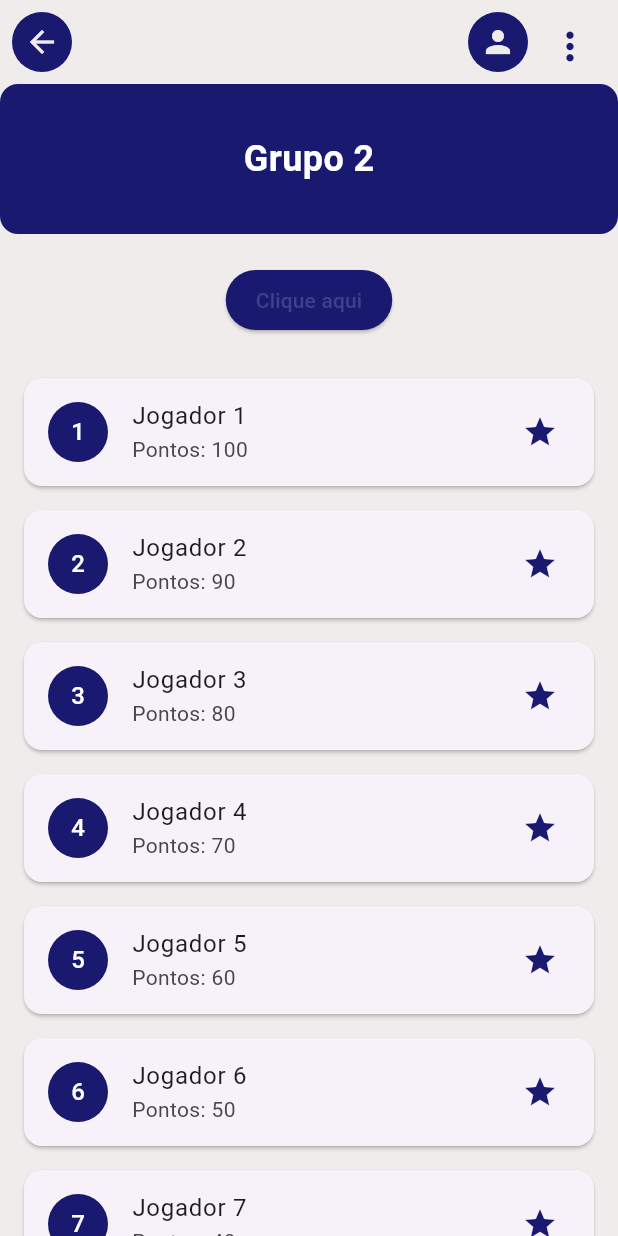
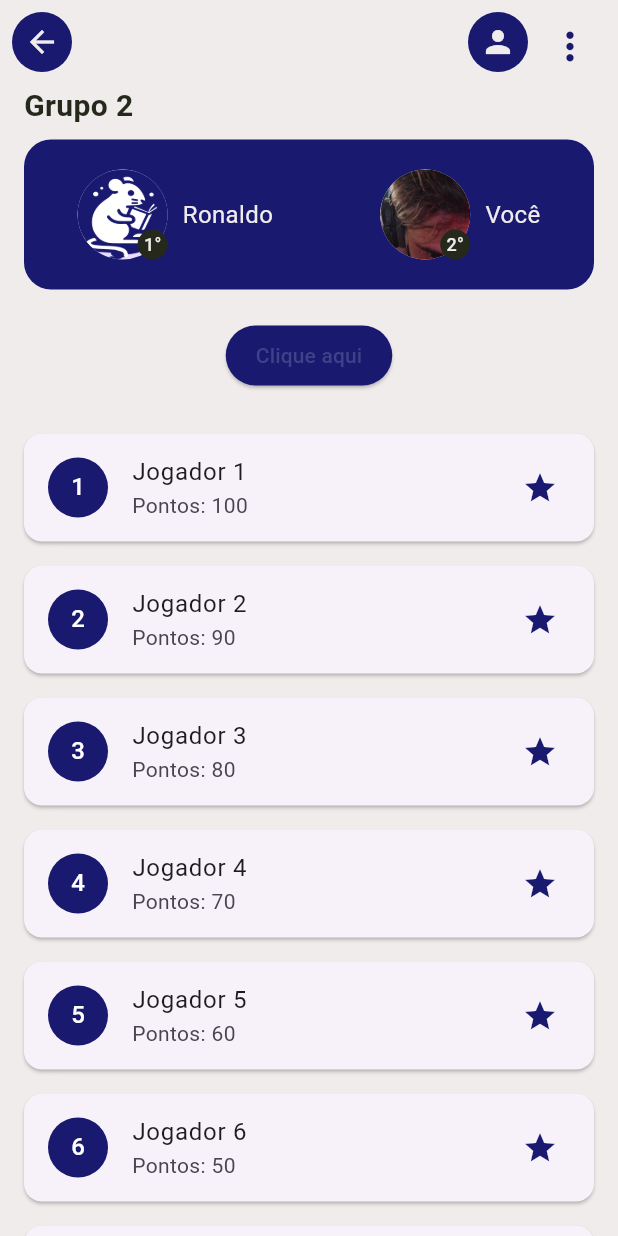
Before and after one commit to notsogreatdavi/DSI-2024.2, a Flutter app: the RankingScreen screen opened by its route, on a phone screen of 412 x 824 dp. Run offline on Flutter 3.47's test engine with Material 3 defaults, Android fonts, the phone set to English and light mode, and no system bars; our stand-ins replace supabase_flutter; accounts and stored records are empty; network calls fail.

Commit message:
Atualizei as telas de ranking, onboarding e login

```diff
--- a/flutter_application_1/lib/src/features/login/login_screen.dart
+++ b/flutter_application_1/lib/src/features/login/login_screen.dart
@@ -22,7 +22,7 @@ class _LoginPageState extends State<LoginPage> {
 
       if (response.session != null) {
         // Login bem-sucedido: redirecionar para a tela de ranking
-        Navigator.pushReplacementNamed(context, '/tela_ranking');
+        Navigator.pushReplacementNamed(context, '/home');
       } else {
         _showMessage('Erro ao realizar login: ${response.error?.message}');
       }
--- a/flutter_application_1/lib/src/features/onboarding/onboarding_screen.dart
+++ b/flutter_application_1/lib/src/features/onboarding/onboarding_screen.dart
@@ -41,7 +41,9 @@ class OnboardingScreen extends StatelessWidget {
                 width: 170,
                 height: 40,
                 child: ElevatedButton(
-                  onPressed: () {},
+                  onPressed: () {
+                    Navigator.pushReplacementNamed(context, '/login');
+                  },
                   style: ElevatedButton.styleFrom(
                     backgroundColor: AppColors.laranja,
                   ),
@@ -59,7 +61,9 @@ class OnboardingScreen extends StatelessWidget {
                 width: 170,
                 height: 40,
                 child: OutlinedButton(
-                  onPressed: () {},
+                  onPressed: () {
+                    Navigator.pushReplacementNamed(context, '/cadastro');
+                  },
                   style: OutlinedButton.styleFrom(
                     side: const BorderSide(color: AppColors.laranja),
                   ),
--- a/flutter_application_1/lib/src/features/ranking/ranking_screen.dart
+++ b/flutter_application_1/lib/src/features/ranking/ranking_screen.dart
@@ -57,20 +57,108 @@ class RankingScreen extends StatelessWidget {
       backgroundColor: AppColors.branco,
       body: Column(
         children: [
-          Container(
+          Padding(
+            padding: const EdgeInsets.symmetric(horizontal: 16, vertical: 0),
+            child: Column(
+                crossAxisAlignment: CrossAxisAlignment.start,
+              children: [
+                Align(alignment: Alignment.centerLeft),
+                Text(
+                  'Grupo 2',
+                  style: TextStyle(
+                    color: AppColors.pretoClaro,
+                    fontSize: 20,
+                    fontWeight: FontWeight.bold,
+                  ),
+                ),
+                SizedBox(height: 8),
+              ],
+            ),
+          ),
+          Padding(
+            padding: const EdgeInsets.symmetric(horizontal: 16, vertical: 0),
+            child: Container(
               width: double.infinity,
               height: 100,
               alignment: Alignment.center,
               decoration: BoxDecoration(
                 color: AppColors.azulEscuro,
-              borderRadius: BorderRadius.circular(12),
+                borderRadius: BorderRadius.circular(18),
               ),
-            child: const Text(
-              'Grupo 2',
+              child: Row(
+                mainAxisAlignment: MainAxisAlignment.spaceAround,
+                children: [
+                  Row(
+                    children: [
+                      Stack(
+                        children: [
+                          CircleAvatar(
+                            radius: 30,
+                            backgroundImage: AssetImage('assets/images/RatoBrancoFundoAzul.png'),
+                          ),
+                          Positioned(
+                            bottom: 0,
+                            right: 0,
+                            child: CircleAvatar(
+                              radius: 10,
+                              backgroundColor: AppColors.pretoClaro,
+                              child: Text(
+                                '1°',
                                 style: TextStyle(
-                color: Colors.white,
-                fontSize: 24,
-                fontWeight: FontWeight.bold,
+                                  color: AppColors.branco,
+                                  fontSize: 12,
+                                ),
+                              ),
+                            ),
+                          ),
+                        ],
+                      ),
+                      SizedBox(width: 10),
+                      Text(
+                        'Ronaldo',
+                        style: TextStyle(
+                          color: AppColors.branco,
+                          fontSize: 16,
+                        ),
+                      ),
+                    ],
+                  ),
+                  Row(
+                    children: [
+                      Stack(
+                        children: [
+                          CircleAvatar(
+                            radius: 30,
+                            backgroundImage: AssetImage('assets/images/teste.jpg'),
+                          ),
+                          Positioned(
+                            bottom: 0,
+                            right: 0,
+                            child: CircleAvatar(
+                              radius: 10,
+                              backgroundColor: AppColors.pretoClaro,
+                              child: Text(
+                                '2°',
+                                style: TextStyle(
+                                  color: AppColors.branco,
+                                  fontSize: 12,
+                                ),
+                              ),
+                            ),
+                          ),
+                        ],
+                      ),
+                      SizedBox(width: 10),
+                      Text(
+                        'Você',
+                        style: TextStyle(
+                          color: AppColors.branco,
+                          fontSize: 16,
+                        ),
+                      ),
+                    ],
+                  ),
+                ],
               ),
             ),
           ),
```
Lines whose indentation alone changed are shown as unchanged.
